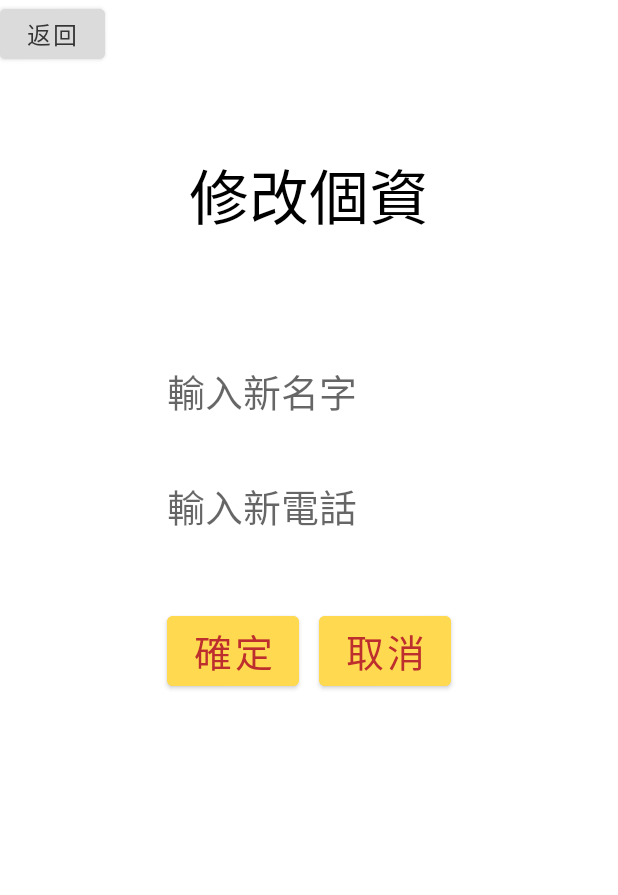
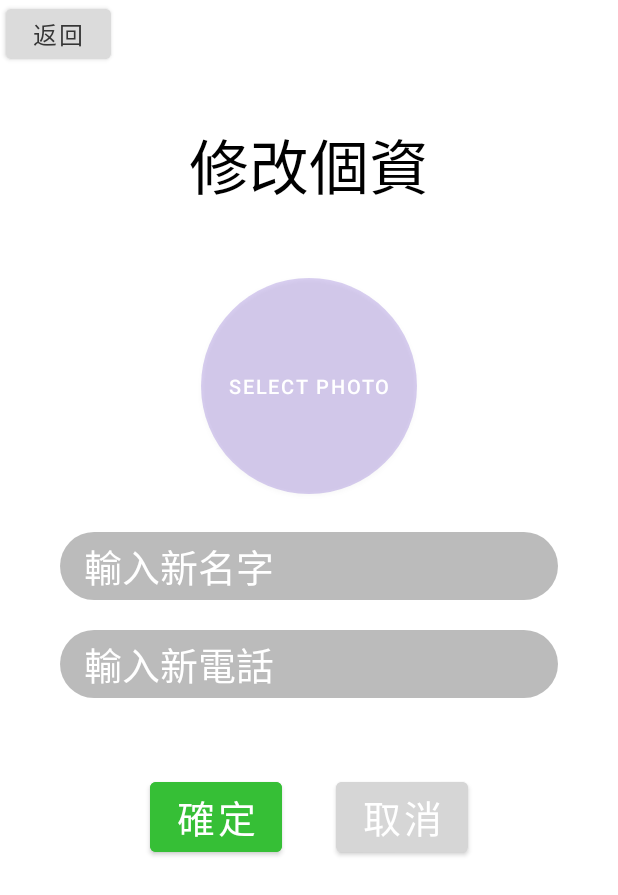
Before and after one commit to TwPanTsu/final1new, an Android app: the layout activity_change_information.xml on its own in the app's theme, with its tools: preview values and no code run, on a phone screen of 412 x 824 dp. Shown: the top 895 px of the screen. Run offline under Robolectric (Android 15) with nearby library versions, the light colour scheme and no system bars.

Commit message:
改版面樣式

```diff
--- a/app/src/main/res/layout/activity_change_information.xml
+++ b/app/src/main/res/layout/activity_change_information.xml
@@ -10,6 +10,7 @@
         android:id="@+id/button_to_personalinformation"
         android:layout_width="70dp"
         android:layout_height="45dp"
+        android:layout_marginLeft="4dp"
         android:backgroundTint="@color/back_button"
         android:text="返回"
         android:textColor="@color/back_button_text"
@@ -22,7 +23,7 @@
         android:id="@+id/textView"
         android:layout_width="wrap_content"
         android:layout_height="wrap_content"
-        android:layout_marginTop="100dp"
+        android:layout_marginTop="80dp"
         android:text="修改個資"
         android:textColor="@color/black"
         android:textSize="40sp"
@@ -32,32 +33,64 @@
         app:layout_constraintTop_toTopOf="parent"
         app:layout_constraintVertical_bias="0.0" />
 
+    <Button
+        android:id="@+id/select_photo_rgs"
+        android:layout_width="144dp"
+        android:layout_height="144dp"
+        android:layout_marginTop="45dp"
+        android:background="@drawable/rounded_photo_select"
+        android:text="SELECT PHOTO"
+        android:textSize="13dp"
+        app:layout_constraintEnd_toEndOf="parent"
+        app:layout_constraintHorizontal_bias="0.501"
+        app:layout_constraintStart_toStartOf="parent"
+        app:layout_constraintTop_toBottomOf="@+id/textView" />
+
+    <de.hdodenhof.circleimageview.CircleImageView
+        android:id="@+id/select_photo_rgs_imgview"
+        android:layout_width="144dp"
+        android:layout_height="144dp"
+        app:civ_border_width="4dp"
+        app:civ_border_color="@color/white"
+        app:layout_constraintBottom_toBottomOf="@+id/select_photo_rgs"
+        app:layout_constraintEnd_toEndOf="@+id/select_photo_rgs"
+        app:layout_constraintStart_toStartOf="@+id/select_photo_rgs"
+        app:layout_constraintTop_toTopOf="@+id/select_photo_rgs" />
+
     <!-- 輸入框：新名字 -->
     <EditText
         android:id="@+id/name_new"
-        android:layout_width="189dp"
-        android:layout_height="41dp"
-        android:layout_marginTop="80dp"
-        android:background="@color/white"
+        android:layout_width="match_parent"
+        android:layout_height="45dp"
+        android:layout_marginStart="40dp"
+        android:layout_marginEnd="40dp"
+        android:background="@drawable/rounded_edttext_register"
+        android:layout_marginTop="25dp"
+        android:paddingLeft="16dp"
         android:ems="10"
         android:hint="輸入新名字"
         android:inputType="text"
         android:text="@string/acc"
+        android:textColorHint="@color/white"
         android:textSize="25sp"
-        app:layout_constraintEnd_toEndOf="@+id/textView"
-        app:layout_constraintHorizontal_bias="0.517"
-        app:layout_constraintStart_toStartOf="@+id/textView"
-        app:layout_constraintTop_toBottomOf="@+id/textView" />
+        app:layout_constraintEnd_toEndOf="@+id/select_photo_rgs"
+        app:layout_constraintHorizontal_bias="0.5"
+        app:layout_constraintStart_toStartOf="@+id/select_photo_rgs"
+        app:layout_constraintTop_toBottomOf="@+id/select_photo_rgs" />
 
     <!-- 輸入框：新電話 -->
     <EditText
         android:id="@+id/phone_new"
-        android:layout_width="189dp"
-        android:layout_height="41dp"
-        android:layout_marginTop="35dp"
-        android:background="@color/white"
+        android:layout_width="match_parent"
+        android:layout_height="45dp"
+        android:layout_marginStart="40dp"
+        android:layout_marginEnd="40dp"
+        android:background="@drawable/rounded_edttext_register"
+        android:layout_marginTop="20dp"
+        android:paddingLeft="16dp"
         android:ems="10"
         android:hint="輸入新電話"
+        android:textColorHint="@color/white"
         android:inputType="phone"
         android:text="@string/acc"
         android:textSize="25sp"
@@ -67,35 +100,33 @@
         app:layout_constraintTop_toBottomOf="@+id/name_new" />
 
     <!-- 按鈕：確認修改 -->
+
+    <!-- 按鈕：取消(清空輸入) -->
+
     <Button
         android:id="@+id/button_confirm"
-        app:layout_constraintBottom_toBottomOf="parent"
-        app:layout_constraintEnd_toStartOf="@+id/button_cancel"
-        app:layout_constraintHorizontal_bias="0.0"
-        app:layout_constraintStart_toStartOf="@+id/phone_new"
-        app:layout_constraintTop_toBottomOf="@+id/phone_new"
-        app:layout_constraintVertical_bias="0.115"
         android:layout_width="wrap_content"
         android:layout_height="wrap_content"
-        android:backgroundTint="@color/normal_button"
+        android:layout_marginStart="100dp"
+        android:layout_marginTop="50dp"
+        android:backgroundTint="#36BF36"
         android:text="確定"
-        android:textColor="@color/normal_button_text"
+        android:textColor="@color/white"
         android:textSize="25sp"
-        tools:layout_editor_absoluteX="101dp"
-        tools:layout_editor_absoluteY="512dp" />
+        app:layout_constraintStart_toStartOf="parent"
+        app:layout_constraintTop_toBottomOf="@+id/phone_new" />
 
-    <!-- 按鈕：取消(清空輸入) -->
     <Button
         android:id="@+id/button_cancel"
-        app:layout_constraintEnd_toEndOf="@+id/phone_new"
-        app:layout_constraintTop_toTopOf="@+id/button_confirm"
         android:layout_width="wrap_content"
         android:layout_height="wrap_content"
-        android:backgroundTint="@color/normal_button"
+        android:layout_marginTop="50dp"
+        android:layout_marginEnd="100dp"
+        android:backgroundTint="#D6D6D6"
         android:text="取消"
-        android:textColor="@color/normal_button_text"
+        android:textColor="@color/white"
         android:textSize="25sp"
-        tools:layout_editor_absoluteX="216dp"
-        tools:layout_editor_absoluteY="512dp" />
+        app:layout_constraintEnd_toEndOf="parent"
+        app:layout_constraintTop_toBottomOf="@+id/phone_new" />
 
 </androidx.constraintlayout.widget.ConstraintLayout>
--- a/app/src/main/res/layout/activity_chatroom.xml
+++ b/app/src/main/res/layout/activity_chatroom.xml
@@ -95,6 +95,8 @@
             android:layout_height="match_parent"
             android:layout_weight="8"
             android:layout_margin="4dp"
+            android:paddingLeft="10dp"
+            android:paddingRight="10dp"
             android:background="#FFFFFF"
             android:hint="輸入內容" />
 
--- a/app/src/main/res/layout/activity_group.xml
+++ b/app/src/main/res/layout/activity_group.xml
@@ -10,6 +10,7 @@
         android:id="@+id/returnGroupInf_btn"
         android:layout_width="70dp"
         android:layout_height="45dp"
+        android:layout_marginLeft="4dp"
         android:backgroundTint="@color/back_button"
         android:text="返回"
         android:textColor="@color/back_button_text"
@@ -93,6 +94,7 @@
         android:id="@+id/setting_btn_grp"
         android:layout_width="45dp"
         android:layout_height="45dp"
+        android:layout_marginRight="4dp"
         app:srcCompat="@drawable/ic_settings"
         app:layout_constraintEnd_toEndOf="parent"
         app:layout_constraintTop_toTopOf="parent"/>
--- a/app/src/main/res/layout/activity_joingroup.xml
+++ b/app/src/main/res/layout/activity_joingroup.xml
@@ -10,6 +10,8 @@
         android:layout_width="0dp"
         android:layout_height="wrap_content"
         android:hint="請輸入群組id"
+        android:paddingLeft="10dp"
+        android:paddingRight="10dp"
         app:layout_constraintBottom_toBottomOf="parent"
         app:layout_constraintEnd_toStartOf="@+id/send_groupid_btn"
         app:layout_constraintStart_toStartOf="parent" />
@@ -20,6 +22,7 @@
         android:layout_height="45dp"
         android:backgroundTint="@color/back_button"
         android:text="返回"
+        android:layout_marginLeft="4dp"
         android:textColor="@color/back_button_text"
         android:textSize="16dp"
         app:layout_constraintStart_toStartOf="parent"
@@ -30,6 +33,7 @@
         android:layout_width="wrap_content"
         android:layout_height="wrap_content"
         android:text="確認"
+        android:backgroundTint="#36bf36"
         app:layout_constraintBottom_toBottomOf="parent"
         app:layout_constraintEnd_toEndOf="parent" />
 
--- a/app/src/main/res/layout/activity_register.xml
+++ b/app/src/main/res/layout/activity_register.xml
@@ -20,7 +20,7 @@
         android:textSize="40sp"
         app:layout_constraintBottom_toTopOf="@+id/account_name"
         app:layout_constraintEnd_toEndOf="parent"
-        app:layout_constraintHorizontal_bias="0.498"
+        app:layout_constraintHorizontal_bias="0.5"
         app:layout_constraintStart_toStartOf="parent"
         app:layout_constraintTop_toTopOf="parent"
         app:layout_constraintVertical_bias="0.0" />
@@ -165,6 +165,7 @@
         android:text="返回"
         android:textColor="@color/back_button_text"
         android:textSize="16dp"
+        android:layout_marginLeft="4dp"
         app:layout_constraintStart_toStartOf="parent"
         app:layout_constraintTop_toTopOf="parent" />
 
```
Also changed, not shown: app/src/main/res/layout/activity_change_password.xml (+38 -27 lines), app/src/main/res/layout/activity_personalinformation.xml (+11 -8 lines).
